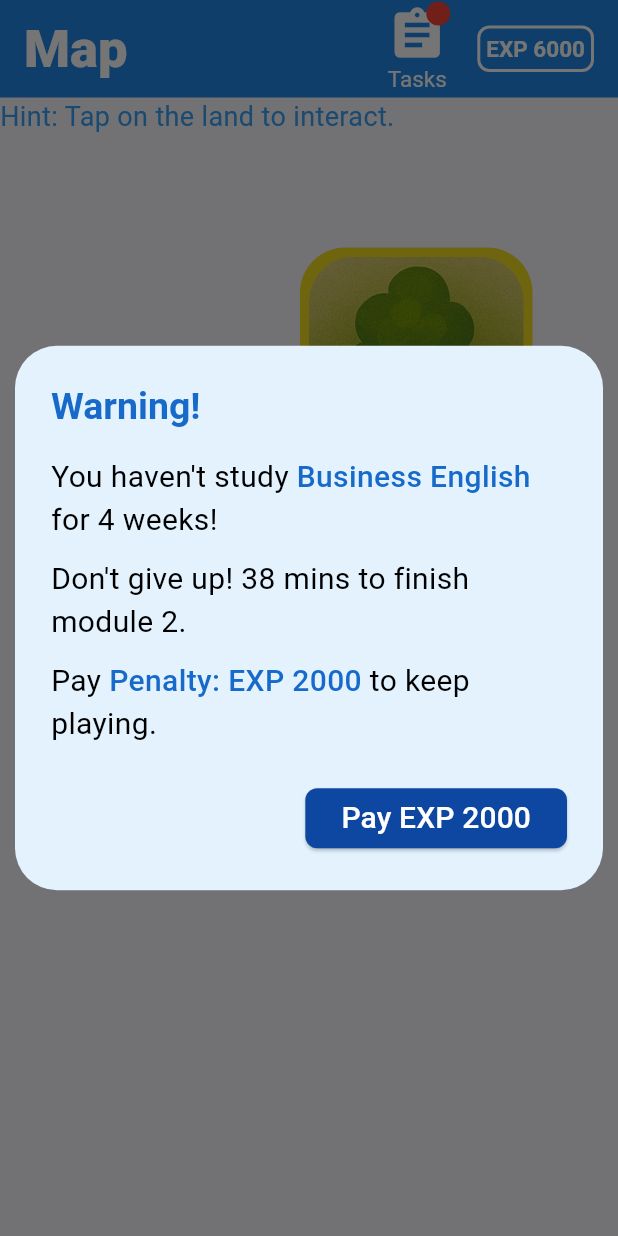
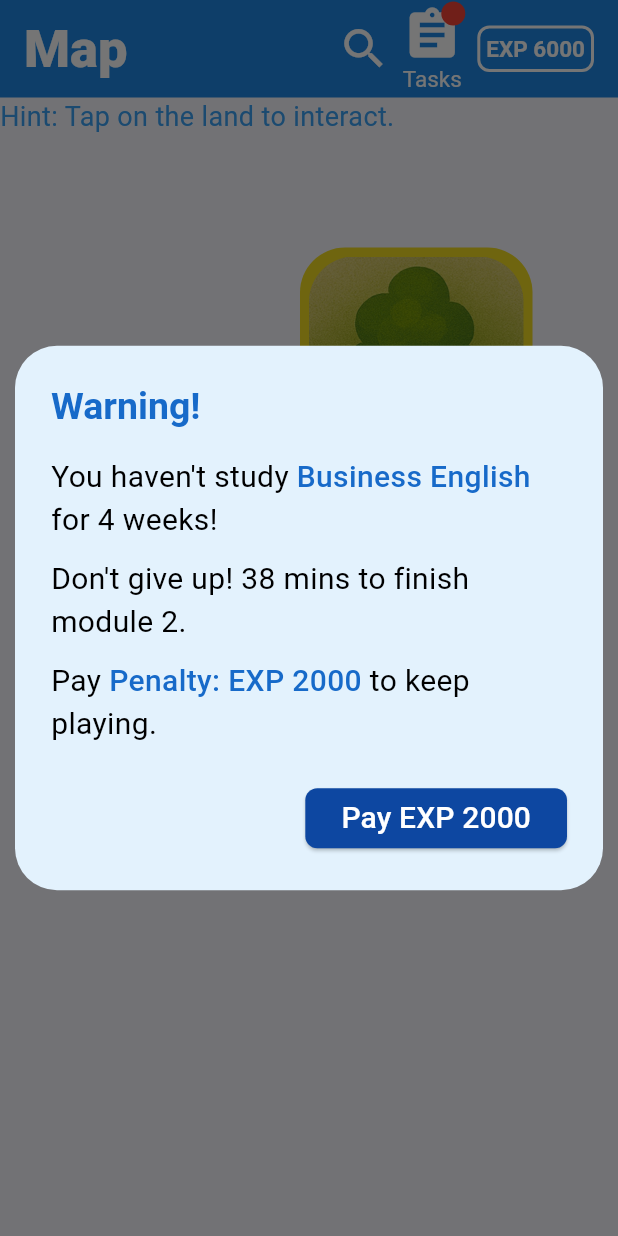
Before and after one commit to Crystal511123/StudyBuddy, a Flutter app: the screen it shows after launch, on a phone screen of 412 x 824 dp. Run offline on Flutter 3.47's test engine with Material 3 defaults, Android fonts, the phone set to English and light mode, and no system bars.

Commit message:
add search, move icon

```diff
--- a/lib/land.dart
+++ b/lib/land.dart
@@ -24,6 +24,7 @@ class _LandPageState extends State<LandPage> {
               child: IconButton(
                 iconSize:50,
                 icon: Icon(Icons.map),
+                color: Colors.blue[900],
                 onPressed: () {
                   Navigator.of(context).pop();
                   Navigator.push(
--- a/lib/main.dart
+++ b/lib/main.dart
@@ -233,6 +233,11 @@ class _MyHomePageState extends State<MyHomePage> {
                   ),
                 ), // Title on the left
             Spacer(),
+            IconButton(
+            icon: const Icon(Icons.search, size: 35),
+            color:Colors.white,
+            onPressed: () {},
+            ),
             InkWell(
               child: Stack(
                 clipBehavior: Clip.none, // Allows the red circle to overflow if needed
@@ -264,7 +269,7 @@ class _MyHomePageState extends State<MyHomePage> {
                 );
               },
             ),
-            const SizedBox(width: 20),
+            const SizedBox(width: 10),
             Container(
               padding: const EdgeInsets.symmetric(horizontal: 4, vertical: 4),
               decoration: BoxDecoration(
--- a/lib/purchase.dart
+++ b/lib/purchase.dart
@@ -86,6 +86,11 @@ class _PurchasePageState extends State<PurchasePage> {
                   ),
                 ),
             Spacer(),
+            IconButton(
+            icon: const Icon(Icons.search, size: 35),
+            color:Colors.white,
+            onPressed: () {},
+            ),
             Container(
               padding: const EdgeInsets.symmetric(horizontal: 4, vertical: 4),
               decoration: BoxDecoration(
--- a/lib/set_new_area.dart
+++ b/lib/set_new_area.dart
@@ -91,6 +91,11 @@ class _NewAreaPageState extends State<NewAreaPage> {
                   ),
                 ),
             Spacer(),
+            IconButton(
+            icon: const Icon(Icons.search, size: 35),
+            color:Colors.white,
+            onPressed: () {},
+            ),
             Container(
               padding: const EdgeInsets.symmetric(horizontal: 4, vertical: 4),
               decoration: BoxDecoration(
--- a/lib/task.dart
+++ b/lib/task.dart
@@ -25,6 +25,11 @@ class TaskPage extends StatelessWidget {
                   ),
                 ),
             Spacer(),
+            IconButton(
+            icon: const Icon(Icons.search, size: 35),
+            color:Colors.white,
+            onPressed: () {},
+            ),
             Container(
               padding: const EdgeInsets.symmetric(horizontal: 4, vertical: 4),
               decoration: BoxDecoration(
```
Also changed, not shown: lib/course.dart (+17 -6 lines).
